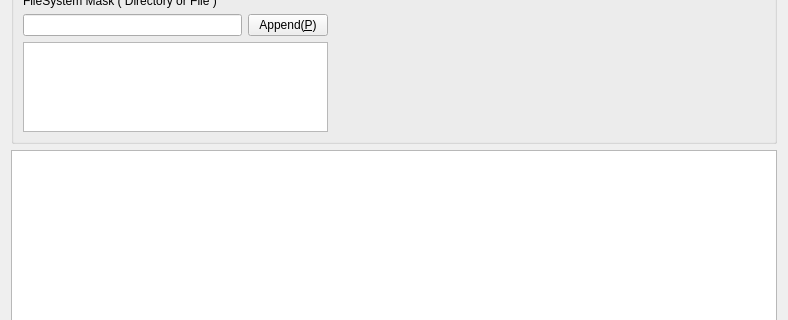
This is src/cntl/UIs/dlgProcessFSPolicy.ui in jgh0721/Win-IO-Monitor as Qt 5 draws it before an edit; both pictures show x 0 to 788 and y 117 to 437 of the 788 by 642 pixel window. The edited form follows.
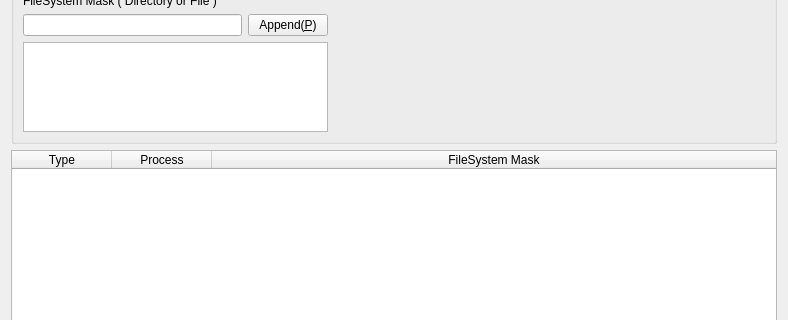
This is the edited form.

Commit message: cntl: x86 build config added cntl: Process LifeCycle Policy ui implementation

```diff
--- a/src/cntl/UIs/dlgProcessFSPolicy.ui
+++ b/src/cntl/UIs/dlgProcessFSPolicy.ui
@@ -114,7 +114,29 @@
     </widget>
    </item>
    <item>
-    <widget class="QTableWidget" name="tblProcessFSPolicy"/>
+    <widget class="QTableWidget" name="tblProcessFSPolicy">
+     <attribute name="horizontalHeaderStretchLastSection">
+      <bool>true</bool>
+     </attribute>
+     <attribute name="verticalHeaderVisible">
+      <bool>false</bool>
+     </attribute>
+     <column>
+      <property name="text">
+       <string>Type</string>
+      </property>
+     </column>
+     <column>
+      <property name="text">
+       <string>Process</string>
+      </property>
+     </column>
+     <column>
+      <property name="text">
+       <string>FileSystem Mask</string>
+      </property>
+     </column>
+    </widget>
    </item>
   </layout>
  </widget>
```
Left out of the diff: 16 changed lines with no effect on the pictures. The commit also changes 24 other files.
